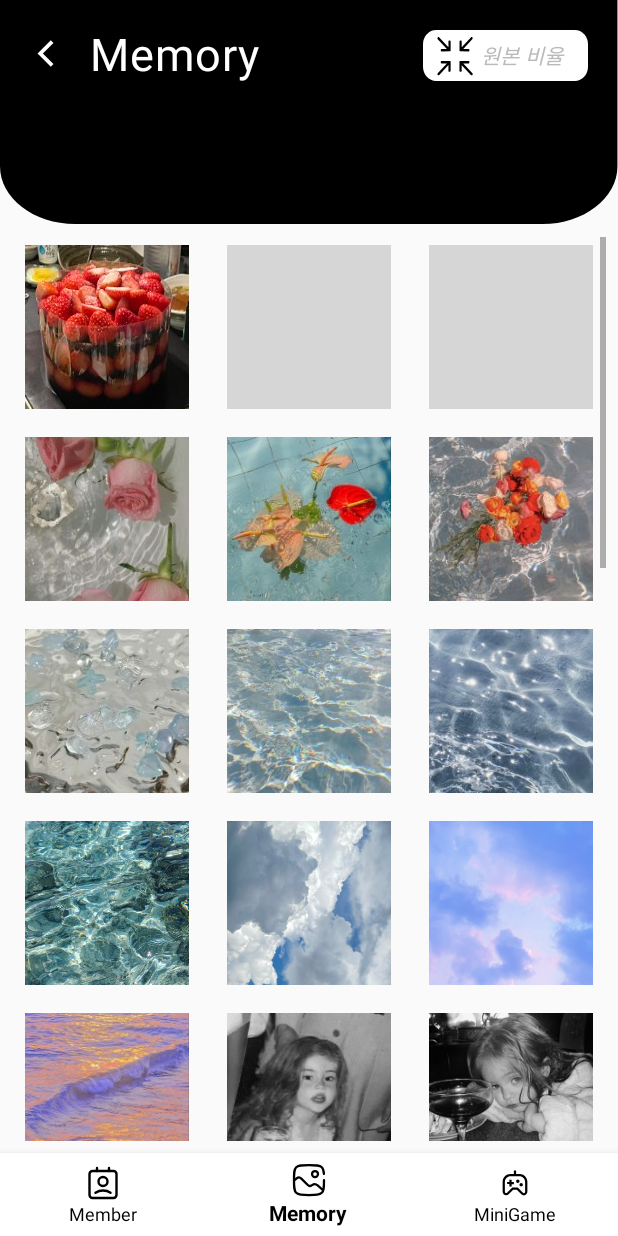
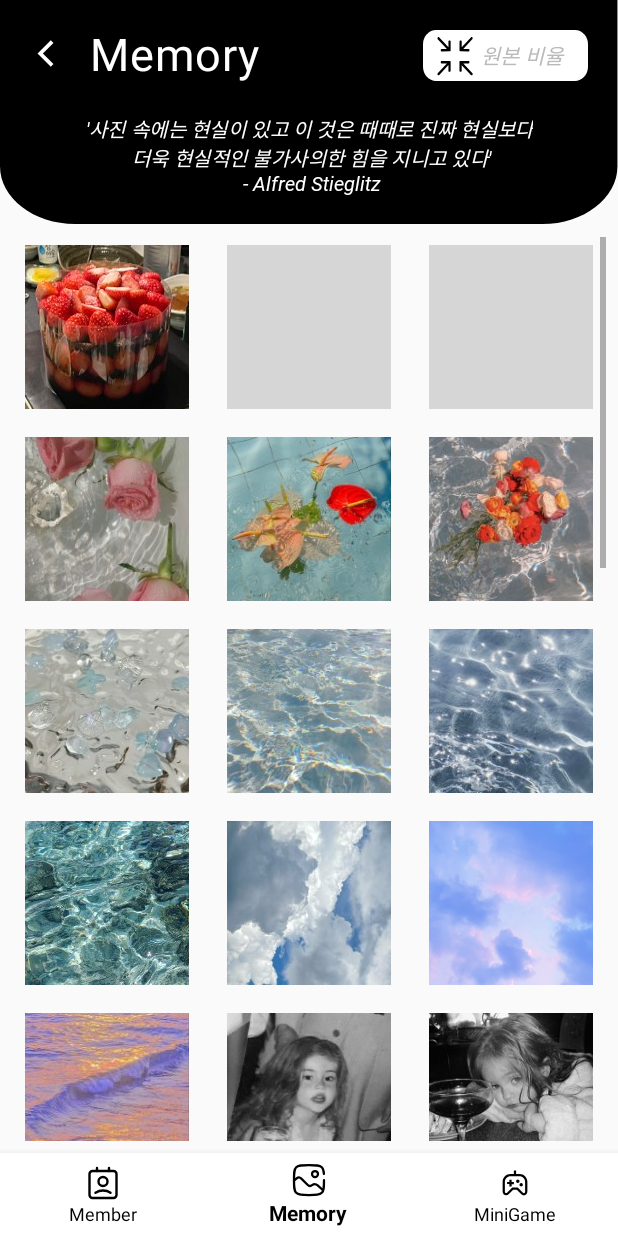
Before and after one commit to najiyeon/3M_Mad_Memoir_Mix, an Android app: the GalleryActivity screen opened directly, with no data from a screen before it, item 2 of the bottom bar chosen, on a phone screen of 412 x 824 dp. Run offline under Robolectric (Android 15) with nearby library versions, the phone set to English and light mode, and no system bars; libraries missing offline, so code that uses them is left out: com.example.

Commit message:
Memory description added

```diff
--- a/MadMemoirMix/app/src/main/java/com/example/MadMemoirMix/ImageAdapter.kt
+++ b/MadMemoirMix/app/src/main/java/com/example/MadMemoirMix/ImageAdapter.kt
@@ -89,7 +89,6 @@ class ImageAdapter(private val context: Context) : BaseAdapter() {
             imageView = ImageView(context)
             imageView.layoutParams = ViewGroup.LayoutParams(targetImageSize, targetImageSize)
             imageView.setPadding(8, 8, 8, 8)
-            imageView.scaleType = scaleType
 
             // Add foreground to the FrameLayout to enable ripple effect
             frameLayout.foreground = ContextCompat.getDrawable(context, R.drawable.ripple_effect)
@@ -99,6 +98,8 @@ class ImageAdapter(private val context: Context) : BaseAdapter() {
             frameLayout = convertView as FrameLayout
             imageView = frameLayout.getChildAt(0) as ImageView
         }
+
+        imageView.scaleType = scaleType
 
         // Load and set the image for the current position using Glide
         val imageResId = dummyImages[position]
--- a/MadMemoirMix/app/src/main/res/layout/activity_gallery.xml
+++ b/MadMemoirMix/app/src/main/res/layout/activity_gallery.xml
@@ -39,6 +39,22 @@
         android:layout_marginTop="15dp"
         android:layout_marginLeft="60dp"
         />
+
+    <TextView
+        android:id="@+id/galleryDescription"
+        android:layout_width="wrap_content"
+        android:layout_height="wrap_content"
+        android:text="@string/galleryDescription"
+        android:textColor="@color/white"
+        android:textAlignment="center"
+        android:textSize="13sp"
+        android:fontFamily="@font/roboto_italic"
+        app:layout_constraintTop_toBottomOf="@id/galleryTitle"
+        android:layout_marginTop="20dp"
+        app:layout_constraintStart_toStartOf="parent"
+        app:layout_constraintEnd_toEndOf="parent"
+        android:paddingStart="40dp"
+        android:paddingEnd="40dp"/>
 
     <ToggleButton
         android:id="@+id/toggleButton"
--- a/MadMemoirMix/app/src/main/res/values/strings.xml
+++ b/MadMemoirMix/app/src/main/res/values/strings.xml
@@ -34,6 +34,8 @@
     <string name="dice_manual_content4">술도 마시면서 순수함까지 챙기는 주사위 게임👻 정말 재미있을 것 같지 않나요!?</string>
     <string name="dice_manual_content5">장을 비워내고 추억을 채워 넣어보세요! 🎉</string>
 
+    <string name="galleryDescription">\'사진 속에는 현실이 있고 이 것은 때때로 진짜 현실보다\n 더욱 현실적인 불가사의한 힘을 지니고 있다\'\n - Alfred Stieglitz </string>
+
     <string name="lorem_ipsum">
 Hello, World!
     </string>
```
